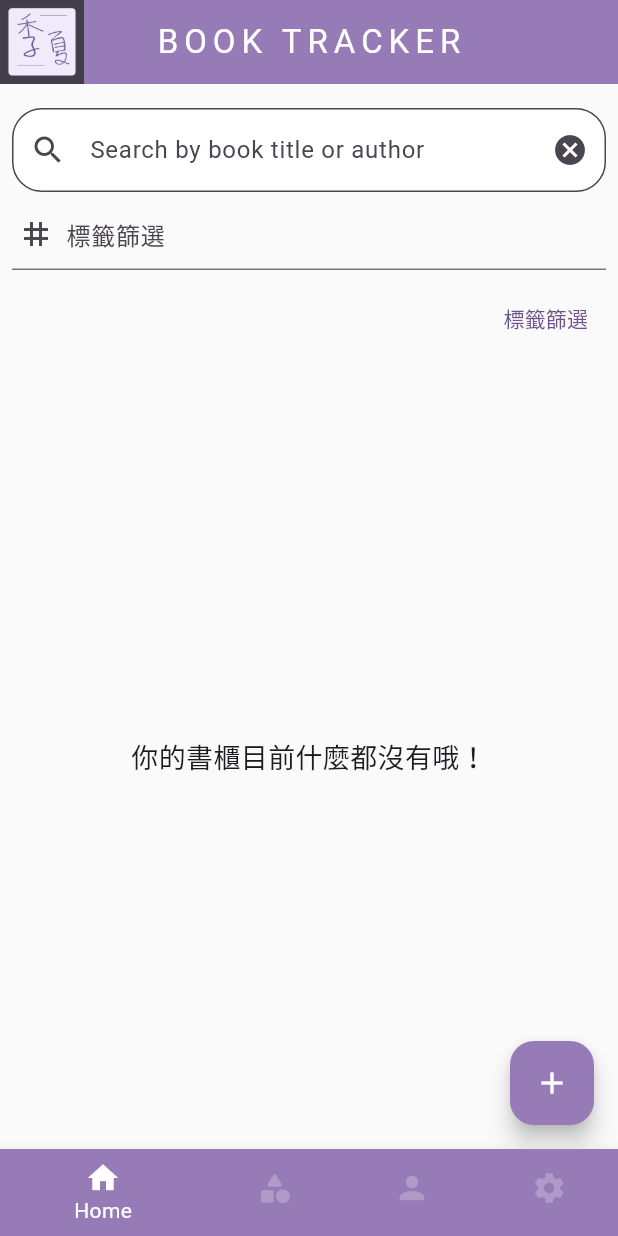
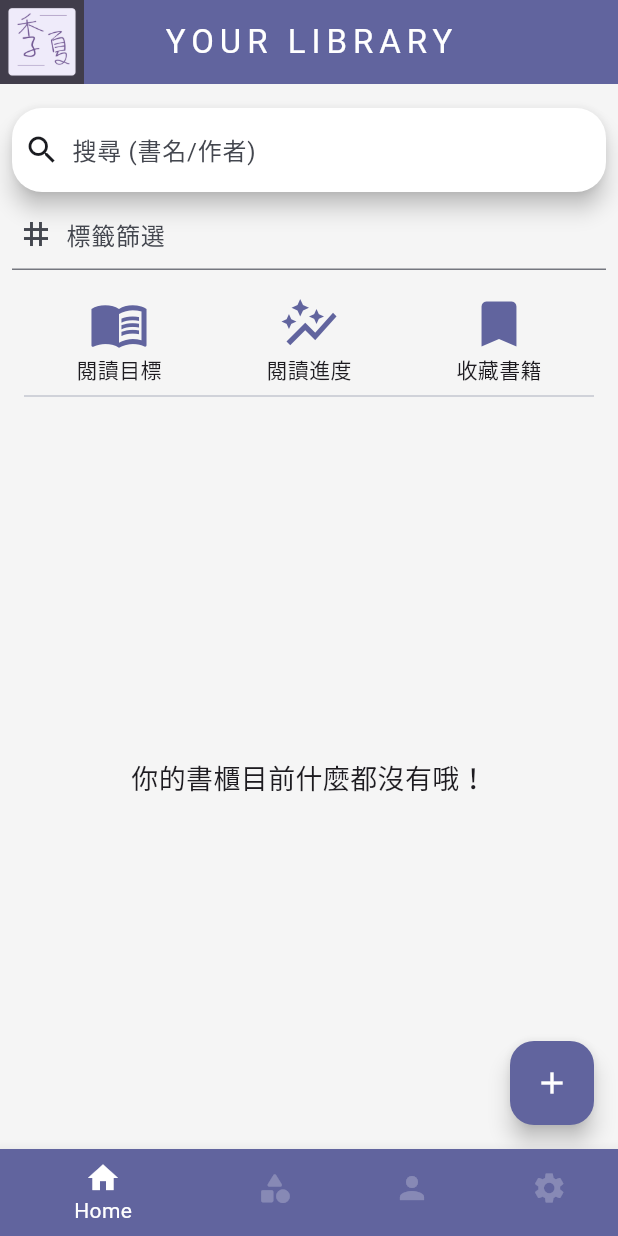
Before and after one commit to jasmine-yc/book-tracker, a Flutter app: the screen it shows after launch, on a phone screen of 412 x 824 dp. Run offline on Flutter 3.47's test engine with Material 3 defaults, Android fonts, the phone set to English and light mode, and no system bars; drawn by our look-alikes of flutter_typeahead; our stand-ins replace flutter_riverpod, google_fonts, hive, hive_flutter; accounts and stored records are empty.

Commit message:
Update search bar UI and adjust color scheme

```diff
--- a/lib/main.dart
+++ b/lib/main.dart
@@ -8,29 +8,28 @@ import './models/book_status.dart';
 import 'package:google_fonts/google_fonts.dart';
 
 void main() async {
-
   WidgetsFlutterBinding.ensureInitialized();
   Hive.registerAdapter(BookStatusAdapter());
   Hive.registerAdapter(BookAdapter());
   await Hive.openBox<Book>('books');
 
-  runApp (
-    ProviderScope(child: MyApp()),
-  );
+  runApp(ProviderScope(child: MyApp()));
+}
 
-}
 class MyApp extends StatelessWidget {
   const MyApp({super.key});
   @override
   Widget build(BuildContext context) {
     return MaterialApp(
+      debugShowCheckedModeBanner: false,
       title: '書籍記錄',
-      home:MainPage(),
+      home: MainPage(),
       color: Colors.grey[850],
-      theme:ThemeData(
-        colorSchemeSeed: Color.fromARGB(255,150,123,182),
+      theme: ThemeData(
+        colorScheme: ColorScheme.fromSeed(seedColor: Colors.blueAccent),
         textTheme: GoogleFonts.notoSerifTcTextTheme(),
-      )
+        useMaterial3: true,
+      ),
     );
   }
 }
--- a/lib/pages/detail_page.dart
+++ b/lib/pages/detail_page.dart
@@ -3,11 +3,27 @@ import 'package:book_app/models/book_data.dart';
 import 'dart:io';
 import 'package:hive_flutter/hive_flutter.dart';
 import 'package:book_app/pages/edit_page.dart';
+// medels
+import '../models/book_status.dart';
 
 class DetailPage extends StatelessWidget {
   final Book book;
+  final statusMap = {'unRead': '未讀', 'reading': '閱讀中', 'finished': '完讀'};
 
-  const DetailPage({super.key, required this.book});
+  DetailPage({super.key, required this.book});
+
+  String _getStatusText(BookStatus status) {
+    switch (status) {
+      case BookStatus.unRead:
+        return '未讀';
+
+      case BookStatus.reading:
+        return '閱讀中';
+
+      case BookStatus.finished:
+        return '完讀';
+    }
+  }
 
   @override
   Widget build(BuildContext context) {
@@ -21,11 +37,8 @@ class DetailPage extends StatelessWidget {
           child: Scaffold(
             backgroundColor: Colors.grey[50],
             appBar: AppBar(
-              title: Text(
-                '檢視書籍',
-                style: TextStyle(color: Colors.white70),
-              ),
-              backgroundColor: const Color.fromARGB(255, 150, 123, 182),
+              title: Text('檢視書籍', style: TextStyle(color: Colors.white70)),
+              backgroundColor: const Color.fromARGB(255, 97, 100, 158),
               actions: [
                 IconButton(
                   icon: Icon(Icons.delete),
@@ -192,7 +205,7 @@ class DetailPage extends StatelessWidget {
                       Row(
                         children: [
                           Text(
-                            '狀態：${book.status}',
+                            '狀態：${_getStatusText(book.status)}',
                             style: TextStyle(fontSize: 18),
                           ),
                         ],
@@ -211,7 +224,7 @@ class DetailPage extends StatelessWidget {
                       //const SizedBox(height: 8),
                       SelectableText(
                         updatedBook.note,
-                        style: TextStyle(fontSize: 18, color: Colors.teal[800]),
+                        style: TextStyle(fontSize: 18, color: Color.fromARGB(255, 97, 100, 158)),
                       ),
                     ],
                   ),
@@ -219,7 +232,7 @@ class DetailPage extends StatelessWidget {
               ],
             ),
             floatingActionButton: FloatingActionButton(
-              backgroundColor: Color.fromARGB(255,150,123,182),
+              backgroundColor: Color.fromARGB(255, 97, 100, 158),
               tooltip: '編輯',
               child: const Icon(Icons.edit, color: Colors.white),
               onPressed: () async {
--- a/lib/pages/edit_page.dart
+++ b/lib/pages/edit_page.dart
@@ -146,7 +146,7 @@ class _EditPageState extends ConsumerState<EditPage>
     return Scaffold(
       backgroundColor: Colors.grey[100],
       appBar: AppBar(
-        backgroundColor: const Color.fromARGB(255,150,123,182),
+        backgroundColor: const Color.fromARGB(255,97, 100, 158),
         title: Text(
           widget.book == null ? "新增書籍" : widget.book!.title,
           style: TextStyle(color: Colors.white70),
@@ -339,7 +339,7 @@ class _EditPageState extends ConsumerState<EditPage>
                                 constraints: BoxConstraints(),
                                 icon: Icon(
                                   index < rate ? Icons.star : Icons.star_border,
-                                  color: Color.fromARGB(255,150,123,182),
+                                  color: Color.fromARGB(255,97, 100, 158),
                                 ),
                                 onPressed: () {
                                   setState(() {
@@ -376,7 +376,7 @@ class _EditPageState extends ConsumerState<EditPage>
         // TAB 1
       ),
       floatingActionButton: FloatingActionButton(
-        backgroundColor: Color.fromARGB(255,150,123,182),
+        backgroundColor: Color.fromARGB(255,97, 100, 158),
         onPressed: () {
           saveBook();
           print('save button pressed');
--- a/lib/pages/library_page.dart
+++ b/lib/pages/library_page.dart
@@ -86,91 +86,86 @@ class _LibraryPageState extends ConsumerState<LibraryPage> {
 
     // -----------------------------------------------------
     return Scaffold(
-      backgroundColor: Colors.grey[50], // 淺灰
+      backgroundColor: Colors.grey[100], // 淺灰
       appBar: AppBar(
         leading: Image.asset("assets/icon/app_icon.jpg"),
         // backgroundColor: Color.fromARGB(255, 176, 196, 222), // LightSteelBlue
         // backgroundColor: Color.fromARGB(255, 61, 93, 133),
-        backgroundColor: Color.fromARGB(255, 150, 123, 182), // 紫羅蘭色
+        backgroundColor: Color.fromARGB(255, 97, 100, 158), // 紫羅蘭色
         centerTitle: true,
         title: const Text(
-          'BOOK TRACKER',
+          'YOUR LIBRARY',
           style: TextStyle(color: Colors.white, letterSpacing: 4),
         ),
       ),
       body: Column(
+        mainAxisAlignment: MainAxisAlignment.start,
+        crossAxisAlignment: CrossAxisAlignment.stretch, // 撐滿寬度
         children: [
           // 搜尋框
           Padding(
-            padding: EdgeInsets.fromLTRB(8.0, 16.0, 8.0, 0.0),
-            child: TypeAheadField<String>(
-              controller: searchController,
-              suggestionsCallback: (pattern) {
-                final suggestions = <String>{};
-                // 書名 & 作者
-                for (var book in books) {
-                  if (book.title.toLowerCase().contains(
-                    pattern.toLowerCase(),
-                  )) {
-                    suggestions.add(book.title);
-                  }
-                  //
-                  if (book.author.toLowerCase().contains(
-                    pattern.toLowerCase(),
-                  )) {
-                    suggestions.add(book.author);
-                  }
-                }
-                return suggestions.take(10).toList();
-              },
+            padding: const EdgeInsets.fromLTRB(8, 16, 8, 0),
+            child: SearchAnchor(
+              builder: (context, controller) {
+                return SearchBar(
+                  controller: controller,
+                  hintText: '搜尋 (書名/作者)',
+                  leading: const Icon(Icons.search_outlined),
 
-              builder: (context, controller, focusNode) {
-                return TextField(
                   onChanged: (value) {
                     ref.read(searchQueryProvider.notifier).state = value
                         .trim()
                         .toLowerCase();
+
+                    controller.openView();
                   },
-                  controller: controller,
-                  focusNode: focusNode,
-                  decoration: InputDecoration(
-                    hintText: 'Search by book title or author',
-                    // suffixText: '<10字',
-                    filled: true,
-                    fillColor: Colors.white,
-                    prefixIcon: const Icon(Icons.search_outlined),
-                    iconColor: Colors.black,
-                    suffixIcon: IconButton(
-                      icon: const Icon(Icons.cancel),
-                      onPressed: () {
-                        searchController.clear();
-                        ref.read(searchQueryProvider.notifier).state = '';
-                      },
-                    ),
-                    // 邊框
-                    border: OutlineInputBorder(
-                      borderRadius: BorderRadius.all(Radius.circular(20.0)),
-                      borderSide: BorderSide(
-                        color: const Color.fromARGB(255, 120, 133, 164),
-                      ),
+
+                  backgroundColor: WidgetStateProperty.all(Colors.white),
+
+                  shape: WidgetStateProperty.all(
+                    RoundedRectangleBorder(
+                      borderRadius: BorderRadius.circular(20),
                     ),
                   ),
+                  onTap: () {
+                    controller.openView();
+                  },
                 );
               },
-              itemBuilder: (context, suggestion) {
-                return ListTile(
-                  leading: Icon(Icons.search),
-                  title: Text(suggestion),
-                );
-              },
-              onSelected: (suggestion) {
-                searchController.text = suggestion;
-                ref.read(searchQueryProvider.notifier).state = suggestion
-                    .toLowerCase();
+
+              suggestionsBuilder: (context, controller) {
+                final pattern = controller.text.toLowerCase();
+
+                final suggestions = <String>{};
+
+                for (var book in books) {
+                  if (book.title.toLowerCase().contains(pattern)) {
+                    suggestions.add(book.title);
+                  }
+
+                  if (book.author.toLowerCase().contains(pattern)) {
+                    suggestions.add(book.author);
+                  }
+                }
+
+                return suggestions.take(10).map((suggestion) {
+                  return ListTile(
+                    leading: const Icon(Icons.search),
+                    title: Text(suggestion),
+
+                    onTap: () {
+                      controller.closeView(suggestion);
+
+                      searchController.text = suggestion;
+
+                      ref.read(searchQueryProvider.notifier).state = suggestion
+                          .toLowerCase();
+                    },
+                  );
+                }).toList();
               },
             ),
           ),
-
           // 標籤搜尋
           Padding(
             padding: EdgeInsets.fromLTRB(8.0, 4.0, 8.0, 0.0),
@@ -224,48 +219,48 @@ class _LibraryPageState extends ConsumerState<LibraryPage> {
               },
             ),
           ),
-
-          // 選擇排列方式
-          Padding(
-            padding: const EdgeInsets.all(8.0),
+          SizedBox(height:16.0),
+          Container(
+            margin: const EdgeInsets.symmetric(horizontal: 16.0),
             child: Row(
-              mainAxisAlignment: MainAxisAlignment.end,
+              mainAxisAlignment: MainAxisAlignment.spaceAround,
               children: [
-                TextButton(
-                  onPressed: () {
-                    showModalBottomSheet(
-                      context: context,
-                      builder: (context) {
-                        return StatefulBuilder(
-                          builder: (context, setModalState) {
-                            return ListView(
-                              children: allTags.map((tag) {
-                                return CheckboxListTile(
-                                  title: Text(tag),
-                                  value: selectedTags.contains(tag),
-                                  onChanged: (selected) {
-                                    setModalState(() {
-                                      if (selected == true) {
-                                        selectedTags.add(tag);
-                                      } else {
-                                        selectedTags.remove(tag);
-                                      }
-                                    });
-                                  },
-                                  controlAffinity:
-                                      ListTileControlAffinity.leading,
-                                );
-                              }).toList(),
-                            );
-                          },
-                        );
-                      },
-                    );
-                  },
-                  child: Text('標籤篩選'),
+                Column(
+                  children: [
+                    Icon(
+                      Icons.menu_book,
+                      size: 40,
+                      color: Color.fromARGB(255, 97, 100, 158),
+                    ),
+                    Text('閱讀目標'),
+                  ],
+                ),
+                Column(
+                  children: [
+                    Icon(
+                      Icons.auto_graph,
+                      size: 40,
+                      color: Color.fromARGB(255, 97, 100, 158),
+                    ),
+                    Text('閱讀進度'),
+                  ],
+                ),
+                Column(
+                  children: [
+                    Icon(
+                      Icons.bookmark,
+                      size: 40,
+                      color: Color.fromARGB(255, 97, 100, 158),
+                    ),
+                    Text('收藏書籍'),
+                  ],
                 ),
               ],
             ),
+          ),
+          const Padding(
+            padding: EdgeInsets.symmetric(horizontal: 16.0),
+            child: Divider(),
           ),
 
           // 【卡片】書籍列表區
@@ -304,7 +299,7 @@ class _LibraryPageState extends ConsumerState<LibraryPage> {
       ),
       // 新增書本懸浮紐 自動建立空資料
       floatingActionButton: FloatingActionButton(
-        backgroundColor: const Color.fromARGB(255, 150, 123, 182),
+        backgroundColor: const Color.fromARGB(255, 97, 100, 158),
         onPressed: () async {
           // 導航到編輯頁面
           navigateToEditPage(context);
--- a/lib/pages/main_page.dart
+++ b/lib/pages/main_page.dart
@@ -36,7 +36,7 @@ class _MainPageState extends State<MainPage> {
         },
         items: const [
           BottomNavigationBarItem(
-            backgroundColor:Color.fromARGB(255,150,123,182),
+            backgroundColor:Color.fromARGB(255, 97, 100, 158),
             label: 'Home',
             icon:Icon(Icons.home),
           ),
```
Also changed, not shown: lib/widgets/book_card.dart (+8 -6 lines), 2 other files.
